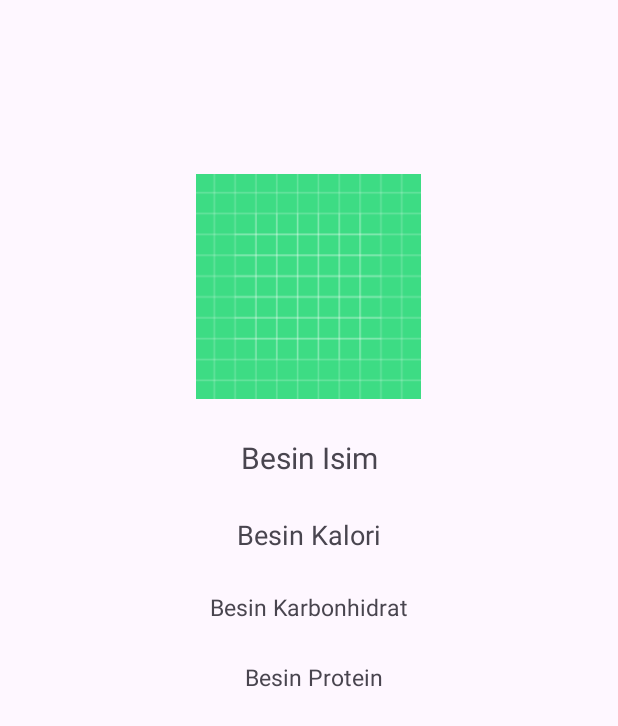
After one commit to karacabugra27/besinKitabiProjesi, an Android app: the fragment BesinDetayFragment shown on its own in the app's theme, on a phone screen of 412 x 824 dp. The commit adds this screen. Shown: the top 726 px of the screen. Run offline under Robolectric (Android 15) with nearby library versions, the phone set to English and light mode, and no system bars.

Commit message:
arayüzler
arayüz tasarımları

```diff
--- a/app/build.gradle.kts
+++ b/app/build.gradle.kts
@@ -44,6 +44,7 @@ dependencies {
     implementation(libs.material)
     implementation(libs.androidx.activity)
     implementation(libs.androidx.constraintlayout)
+    implementation(libs.androidx.swiperefreshlayout)
     testImplementation(libs.junit)
     androidTestImplementation(libs.androidx.junit)
     androidTestImplementation(libs.androidx.espresso.core)
--- /dev/null
+++ b/app/src/main/java/com/example/besinkitabiprojesi/BesinDetayFragment.kt
@@ -0,0 +1,20 @@
+package com.example.besinkitabiprojesi
+
+import android.os.Bundle
+import androidx.fragment.app.Fragment
+import android.view.LayoutInflater
+import android.view.View
+import android.view.ViewGroup
+
+class BesinDetayFragment : Fragment() {
+
+    override fun onCreate(savedInstanceState: Bundle?) {
+        super.onCreate(savedInstanceState)
+
+    }
+
+    override fun onCreateView(inflater: LayoutInflater, container: ViewGroup?, savedInstanceState: Bundle?): View? { // Inflate the layout for this fragment
+        return inflater.inflate(R.layout.fragment_besin_detay, container, false)
+    }
+
+}
--- /dev/null
+++ b/app/src/main/res/layout/fragment_besin_detay.xml
@@ -0,0 +1,67 @@
+<?xml version="1.0" encoding="utf-8"?>
+<androidx.constraintlayout.widget.ConstraintLayout xmlns:android="http://schemas.android.com/apk/res/android"
+    xmlns:app="http://schemas.android.com/apk/res-auto"
+    xmlns:tools="http://schemas.android.com/tools"
+    android:layout_width="match_parent"
+    android:layout_height="match_parent"
+    tools:context=".BesinDetayFragment" >
+
+    <ImageView
+        android:id="@+id/besinImage"
+        android:layout_width="200dp"
+        android:layout_height="150dp"
+        android:layout_marginTop="116dp"
+        android:src="@drawable/ic_launcher_background"
+        app:layout_constraintEnd_toEndOf="parent"
+        app:layout_constraintHorizontal_bias="0.497"
+        app:layout_constraintStart_toStartOf="parent"
+        app:layout_constraintTop_toTopOf="parent" />
+
+    <TextView
+        android:id="@+id/besinIsim"
+        android:layout_width="wrap_content"
+        android:layout_height="wrap_content"
+        android:layout_marginTop="25dp"
+        android:text="Besin Isim"
+        android:textSize="20sp"
+        app:layout_constraintEnd_toEndOf="parent"
+        app:layout_constraintStart_toStartOf="parent"
+        app:layout_constraintTop_toBottomOf="@+id/besinImage" />
+
+    <TextView
+        android:id="@+id/besinKalori"
+        android:layout_width="wrap_content"
+        android:layout_height="wrap_content"
+        android:layout_marginTop="25dp"
+        android:text="Besin Kalori"
+        android:textSize="18sp"
+        app:layout_constraintEnd_toEndOf="parent"
+        app:layout_constraintHorizontal_bias="0.501"
+        app:layout_constraintStart_toStartOf="parent"
+        app:layout_constraintTop_toBottomOf="@+id/besinIsim" />
+
+    <TextView
+        android:id="@+id/besinKarbonhidrat"
+        android:layout_width="wrap_content"
+        android:layout_height="wrap_content"
+        android:layout_marginTop="25dp"
+        android:text="Besin Karbonhidrat"
+        android:textSize="15sp"
+        app:layout_constraintEnd_toEndOf="parent"
+        app:layout_constraintStart_toStartOf="parent"
+        app:layout_constraintTop_toBottomOf="@+id/besinKalori" />
+
+    <TextView
+        android:id="@+id/besinProtein"
+        android:layout_width="wrap_content"
+        android:layout_height="20dp"
+        android:layout_marginTop="25dp"
+        android:text="Besin Protein"
+        android:textSize="15sp"
+        app:layout_constraintEnd_toEndOf="parent"
+        app:layout_constraintHorizontal_bias="0.51"
+        app:layout_constraintStart_toStartOf="parent"
+        app:layout_constraintTop_toBottomOf="@+id/besinKarbonhidrat" />
+
+
+</androidx.constraintlayout.widget.ConstraintLayout>
--- a/app/src/main/res/values/strings.xml
+++ b/app/src/main/res/values/strings.xml
@@ -1,3 +1,5 @@
 <resources>
     <string name="app_name">BesinKitabiProjesi</string>
+    <!-- TODO: Remove or change this placeholder text -->
+    <string name="hello_blank_fragment">Hello blank fragment</string>
 </resources>
--- a/gradle/libs.versions.toml
+++ b/gradle/libs.versions.toml
@@ -9,6 +9,7 @@ appcompat = "1.7.0"
 material = "1.12.0"
 activity = "1.9.3"
 constraintlayout = "2.2.0"
+swiperefreshlayout = "1.1.0"
 
 [libraries]
 androidx-core-ktx = { group = "androidx.core", name = "core-ktx", version.ref = "coreKtx" }
@@ -19,6 +20,7 @@ androidx-appcompat = { group = "androidx.appcompat", name = "appcompat", version
 material = { group = "com.google.android.material", name = "material", version.ref = "material" }
 androidx-activity = { group = "androidx.activity", name = "activity", version.ref = "activity" }
 androidx-constraintlayout = { group = "androidx.constraintlayout", name = "constraintlayout", version.ref = "constraintlayout" }
+androidx-swiperefreshlayout = { group = "androidx.swiperefreshlayout", name = "swiperefreshlayout", version.ref = "swiperefreshlayout" }
 
 [plugins]
 android-application = { id = "com.android.application", version.ref = "agp" }
```
Also changed, not shown: app/src/main/java/com/example/besinkitabiprojesi/BesinListeFragment.kt (added, +23 -0 lines), app/src/main/res/layout/besin_recycler_row.xml (added, +40 -0 lines), app/src/main/res/layout/fragment_besin_liste.xml (added, +49 -0 lines).
